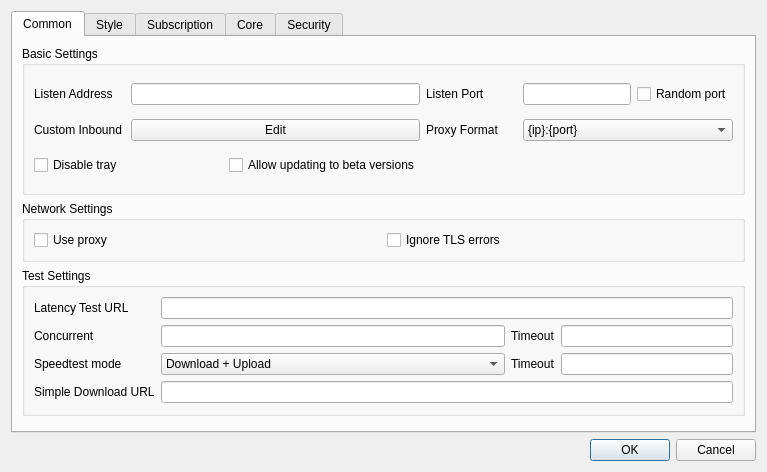
Qt form include/ui/setting/dialog_basic_settings.ui (qr243vbi/nekobox) before a commit.
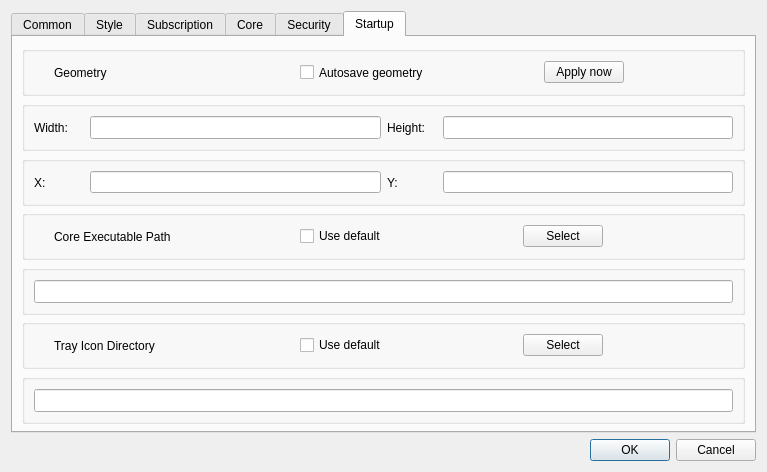
The same form after that commit. Custom widgets are drawn as their Qt base class.

Commit message: Add settings to adjust size and position on desktop, to choose icons directory and choose core, move QSettings to config directory

The edit to the form file:
```diff
--- a/include/ui/setting/dialog_basic_settings.ui
+++ b/include/ui/setting/dialog_basic_settings.ui
@@ -29,7 +29,7 @@
       </size>
      </property>
      <property name="currentIndex">
-      <number>0</number>
+      <number>5</number>
      </property>
      <widget class="QWidget" name="tab_1">
       <attribute name="title">
@@ -836,6 +836,603 @@
        </item>
       </layout>
      </widget>
+     <widget class="QWidget" name="tab_6">
+      <attribute name="title">
+       <string>Startup</string>
+      </attribute>
+      <layout class="QVBoxLayout" name="verticalLayout_6">
+       <item>
+        <widget class="QGroupBox" name="groupBox_8">
+         <property name="sizePolicy">
+          <sizepolicy hsizetype="Preferred" vsizetype="MinimumExpanding">
+           <horstretch>0</horstretch>
+           <verstretch>0</verstretch>
+          </sizepolicy>
+         </property>
+         <property name="minimumSize">
+          <size>
+           <width>0</width>
+           <height>50</height>
+          </size>
+         </property>
+         <property name="title">
+          <string/>
+         </property>
+         <property name="flat">
+          <bool>true</bool>
+         </property>
+         <layout class="QHBoxLayout" name="horizontalLayout_8">
+          <item>
+           <spacer name="horizontalSpacer_9">
+            <property name="orientation">
+             <enum>Qt::Orientation::Horizontal</enum>
+            </property>
+            <property name="sizeType">
+             <enum>QSizePolicy::Policy::Fixed</enum>
+            </property>
+            <property name="sizeHint" stdset="0">
+             <size>
+              <width>20</width>
+              <height>20</height>
+             </size>
+            </property>
+           </spacer>
+          </item>
+          <item>
+           <widget class="QLabel" name="label_24">
+            <property name="minimumSize">
+             <size>
+              <width>200</width>
+              <height>0</height>
+             </size>
+            </property>
+            <property name="text">
+             <string>Geometry</string>
+            </property>
+           </widget>
+          </item>
+          <item>
+           <spacer name="horizontalSpacer_10">
+            <property name="orientation">
+             <enum>Qt::Orientation::Horizontal</enum>
+            </property>
+            <property name="sizeType">
+             <enum>QSizePolicy::Policy::Fixed</enum>
+            </property>
+            <property name="sizeHint" stdset="0">
+             <size>
+              <width>40</width>
+              <height>20</height>
+             </size>
+            </property>
+           </spacer>
+          </item>
+          <item>
+           <widget class="QCheckBox" name="save_geometry">
+            <property name="sizePolicy">
+             <sizepolicy hsizetype="Minimum" vsizetype="MinimumExpanding">
+              <horstretch>0</horstretch>
+              <verstretch>0</verstretch>
+             </sizepolicy>
+            </property>
+            <property name="text">
+             <string>Autosave geometry</string>
+            </property>
+           </widget>
+          </item>
+          <item>
+           <spacer name="horizontalSpacer_12">
+            <property name="orientation">
+             <enum>Qt::Orientation::Horizontal</enum>
+            </property>
+            <property name="sizeHint" stdset="0">
+             <size>
+              <width>40</width>
+              <height>20</height>
+             </size>
+            </property>
+           </spacer>
+          </item>
+          <item>
+           <widget class="QPushButton" name="apply_now">
+            <property name="text">
+             <string>Apply now</string>
+            </property>
+           </widget>
+          </item>
+          <item>
+           <spacer name="horizontalSpacer_11">
+            <property name="orientation">
+             <enum>Qt::Orientation::Horizontal</enum>
+            </property>
+            <property name="sizeHint" stdset="0">
+             <size>
+              <width>40</width>
+              <height>20</height>
+             </size>
+            </property>
+           </spacer>
+          </item>
+         </layout>
+        </widget>
+       </item>
+       <item>
+        <widget class="QGroupBox" name="groupBox_4">
+         <property name="sizePolicy">
+          <sizepolicy hsizetype="Preferred" vsizetype="MinimumExpanding">
+           <horstretch>0</horstretch>
+           <verstretch>0</verstretch>
+          </sizepolicy>
+         </property>
+         <property name="minimumSize">
+          <size>
+           <width>0</width>
+           <height>50</height>
+          </size>
+         </property>
+         <property name="title">
+          <string/>
+         </property>
+         <property name="flat">
+          <bool>true</bool>
+         </property>
+         <layout class="QHBoxLayout" name="horizontalLayout_3">
+          <item>
+           <widget class="QLabel" name="label_23">
+            <property name="sizePolicy">
+             <sizepolicy hsizetype="Preferred" vsizetype="Preferred">
+              <horstretch>0</horstretch>
+              <verstretch>0</verstretch>
+             </sizepolicy>
+            </property>
+            <property name="minimumSize">
+             <size>
+              <width>50</width>
+              <height>0</height>
+             </size>
+            </property>
+            <property name="text">
+             <string>Width: </string>
+            </property>
+           </widget>
+          </item>
+          <item>
+           <widget class="QLineEdit" name="window_width">
+            <property name="sizePolicy">
+             <sizepolicy hsizetype="Expanding" vsizetype="Ignored">
+              <horstretch>0</horstretch>
+              <verstretch>0</verstretch>
+             </sizepolicy>
+            </property>
+            <property name="inputMethodHints">
+             <set>Qt::InputMethodHint::ImhDigitsOnly</set>
+            </property>
+            <property name="inputMask">
+             <string notr="true"/>
+            </property>
+            <property name="text">
+             <string notr="true"/>
+            </property>
+            <property name="placeholderText">
+             <string/>
+            </property>
+           </widget>
+          </item>
+          <item>
+           <widget class="QLabel" name="label_10">
+            <property name="minimumSize">
+             <size>
+              <width>50</width>
+              <height>0</height>
+             </size>
+            </property>
+            <property name="text">
+             <string>Height: </string>
+            </property>
+           </widget>
+          </item>
+          <item>
+           <widget class="QLineEdit" name="window_height">
+            <property name="sizePolicy">
+             <sizepolicy hsizetype="Expanding" vsizetype="Ignored">
+              <horstretch>0</horstretch>
+              <verstretch>0</verstretch>
+             </sizepolicy>
+            </property>
+            <property name="inputMethodHints">
+             <set>Qt::InputMethodHint::ImhDigitsOnly</set>
+            </property>
+            <property name="inputMask">
+             <string notr="true"/>
+            </property>
+            <property name="text">
+             <string notr="true"/>
+            </property>
+           </widget>
+          </item>
+         </layout>
+        </widget>
+       </item>
+       <item>
+        <widget class="QGroupBox" name="groupBox_11">
+         <property name="sizePolicy">
+          <sizepolicy hsizetype="Preferred" vsizetype="MinimumExpanding">
+           <horstretch>0</horstretch>
+           <verstretch>0</verstretch>
+          </sizepolicy>
+         </property>
+         <property name="minimumSize">
+          <size>
+           <width>0</width>
+           <height>50</height>
+          </size>
+         </property>
+         <property name="title">
+          <string/>
+         </property>
+         <property name="flat">
+          <bool>true</bool>
+         </property>
+         <layout class="QHBoxLayout" name="horizontalLayout_12">
+          <item>
+           <widget class="QLabel" name="label_27">
+            <property name="minimumSize">
+             <size>
+              <width>50</width>
+              <height>0</height>
+             </size>
+            </property>
+            <property name="text">
+             <string>X:</string>
+            </property>
+           </widget>
+          </item>
+          <item>
+           <widget class="QLineEdit" name="window_X"/>
+          </item>
+          <item>
+           <widget class="QLabel" name="label_28">
+            <property name="minimumSize">
+             <size>
+              <width>50</width>
+              <height>0</height>
+             </size>
+            </property>
+            <property name="text">
+             <string>Y:</string>
+            </property>
+           </widget>
+          </item>
+          <item>
+           <widget class="QLineEdit" name="window_Y"/>
+          </item>
+         </layout>
+        </widget>
+       </item>
+       <item>
+        <widget class="QGroupBox" name="groupBox_9">
+         <property name="sizePolicy">
+          <sizepolicy hsizetype="Preferred" vsizetype="MinimumExpanding">
+           <horstretch>0</horstretch>
+           <verstretch>0</verstretch>
+          </sizepolicy>
+         </property>
+         <property name="minimumSize">
+          <size>
+           <width>0</width>
+           <height>50</height>
+          </size>
+         </property>
+         <property name="title">
+          <string/>
+         </property>
+         <property name="flat">
+          <bool>true</bool>
+         </property>
+         <layout class="QHBoxLayout" name="horizontalLayout_9">
+          <item>
+           <spacer name="horizontalSpacer_4">
+            <property name="orientation">
+             <enum>Qt::Orientation::Horizontal</enum>
+            </property>
+            <property name="sizeType">
+             <enum>QSizePolicy::Policy::Fixed</enum>
+            </property>
+            <property name="sizeHint" stdset="0">
+             <size>
+              <width>20</width>
+              <height>20</height>
+             </size>
+            </property>
+           </spacer>
+          </item>
+          <item>
+           <widget class="QLabel" name="label_25">
+            <property name="sizePolicy">
+             <sizepolicy hsizetype="Preferred" vsizetype="Ignored">
+              <horstretch>0</horstretch>
+              <verstretch>0</verstretch>
+             </sizepolicy>
+            </property>
+            <property name="minimumSize">
+             <size>
+              <width>200</width>
+              <height>0</height>
+             </size>
+            </property>
+            <property name="text">
+             <string>Core Executable Path</string>
+            </property>
+           </widget>
+          </item>
+          <item>
+           <spacer name="horizontalSpacer_2">
+            <property name="orientation">
+             <enum>Qt::Orientation::Horizontal</enum>
+            </property>
+            <property name="sizeType">
+             <enum>QSizePolicy::Policy::Fixed</enum>
+            </property>
+            <property name="sizeHint" stdset="0">
+             <size>
+              <width>40</width>
+              <height>20</height>
+             </size>
+            </property>
+           </spacer>
+          </item>
+          <item>
+           <widget class="QCheckBox" name="default_core_path">
+            <property name="sizePolicy">
+             <sizepolicy hsizetype="Fixed" vsizetype="Fixed">
+              <horstretch>0</horstretch>
+              <verstretch>0</verstretch>
+             </sizepolicy>
+            </property>
+            <property name="text">
+             <string>Use default</string>
+            </property>
+           </widget>
+          </item>
+          <item>
+           <spacer name="horizontalSpacer">
+            <property name="orientation">
+             <enum>Qt::Orientation::Horizontal</enum>
+            </property>
+            <property name="sizeHint" stdset="0">
+             <size>
+              <width>40</width>
+              <height>20</height>
+             </size>
+            </property>
+           </spacer>
+          </item>
+          <item>
+           <widget class="QPushButton" name="select_core">
+            <property name="sizePolicy">
+             <sizepolicy hsizetype="Fixed" vsizetype="Fixed">
+              <horstretch>0</horstretch>
+              <verstretch>0</verstretch>
+             </sizepolicy>
+            </property>
+            <property name="text">
+             <string>Select</string>
+            </property>
+           </widget>
+          </item>
+          <item>
+           <spacer name="horizontalSpacer_3">
+            <property name="orientation">
+             <enum>Qt::Orientation::Horizontal</enum>
+            </property>
+            <property name="sizeHint" stdset="0">
+             <size>
+              <width>40</width>
+              <height>20</height>
+             </size>
+            </property>
+           </spacer>
+          </item>
+         </layout>
+        </widget>
+       </item>
+       <item>
+        <widget class="QGroupBox" name="groupBox_7">
+         <property name="sizePolicy">
+          <sizepolicy hsizetype="Preferred" vsizetype="MinimumExpanding">
+           <horstretch>0</horstretch>
+           <verstretch>0</verstretch>
+          </sizepolicy>
+         </property>
+         <property name="minimumSize">
+          <size>
+           <width>0</width>
+           <height>50</height>
+          </size>
+         </property>
+         <property name="title">
+          <string/>
+         </property>
+         <property name="flat">
+          <bool>true</bool>
+         </property>
+         <layout class="QHBoxLayout" name="horizontalLayout_7">
+          <item>
+           <widget class="QLineEdit" name="core_path">
+            <property name="sizePolicy">
+             <sizepolicy hsizetype="Expanding" vsizetype="Ignored">
+              <horstretch>0</horstretch>
+              <verstretch>0</verstretch>
+             </sizepolicy>
+            </property>
+           </widget>
+          </item>
+         </layout>
+        </widget>
+       </item>
+       <item>
+        <widget class="QGroupBox" name="groupBox_10">
+         <property name="sizePolicy">
+          <sizepolicy hsizetype="Preferred" vsizetype="MinimumExpanding">
+           <horstretch>0</horstretch>
+           <verstretch>0</verstretch>
+          </sizepolicy>
+         </property>
+         <property name="minimumSize">
+          <size>
+           <width>0</width>
+           <height>50</height>
+          </size>
+         </property>
+         <property name="title">
+          <string/>
+         </property>
+         <property name="flat">
+          <bool>true</bool>
+         </property>
+         <layout class="QHBoxLayout" name="horizontalLayout_10">
+          <item>
+           <spacer name="horizontalSpacer_8">
+            <property name="orientation">
+             <enum>Qt::Orientation::Horizontal</enum>
+            </property>
+            <property name="sizeType">
+             <enum>QSizePolicy::Policy::Fixed</enum>
+            </property>
+            <property name="sizeHint" stdset="0">
+             <size>
+              <width>20</width>
+              <height>20</height>
+             </size>
+            </property>
+           </spacer>
+          </item>
+          <item>
+           <widget class="QLabel" name="label_26">
+            <property name="sizePolicy">
+             <sizepolicy hsizetype="Preferred" vsizetype="MinimumExpanding">
+              <horstretch>0</horstretch>
+              <verstretch>0</verstretch>
+             </sizepolicy>
+            </property>
+            <property name="minimumSize">
+             <size>
+              <width>200</width>
+              <height>0</height>
+             </size>
+            </property>
+            <property name="text">
+             <string>Tray Icon Directory</string>
+            </property>
+           </widget>
+          </item>
+          <item>
+           <spacer name="horizontalSpacer_7">
+            <property name="orientation">
+             <enum>Qt::Orientation::Horizontal</enum>
+            </property>
+            <property name="sizeType">
+             <enum>QSizePolicy::Policy::Fixed</enum>
+            </property>
+            <property name="sizeHint" stdset="0">
+             <size>
+              <width>40</width>
+              <height>20</height>
+             </size>
+            </property>
+           </spacer>
+          </item>
+          <item>
+           <widget class="QCheckBox" name="default_icons_path">
+            <property name="sizePolicy">
+             <sizepolicy hsizetype="Fixed" vsizetype="Fixed">
+              <horstretch>0</horstretch>
+              <verstretch>0</verstretch>
+             </sizepolicy>
+            </property>
+            <property name="text">
+             <string>Use default</string>
+            </property>
+           </widget>
+          </item>
+          <item>
+           <spacer name="horizontalSpacer_6">
+            <property name="orientation">
+             <enum>Qt::Orientation::Horizontal</enum>
+            </property>
+            <property name="sizeHint" stdset="0">
+             <size>
+              <width>40</width>
+              <height>20</height>
+             </size>
+            </property>
+           </spacer>
+          </item>
+          <item>
+           <widget class="QPushButton" name="select_icons">
+            <property name="sizePolicy">
+             <sizepolicy hsizetype="Fixed" vsizetype="Fixed">
+              <horstretch>0</horstretch>
+              <verstretch>0</verstretch>
+             </sizepolicy>
+            </property>
+            <property name="text">
+             <string>Select</string>
+            </property>
+           </widget>
+          </item>
+          <item>
+           <spacer name="horizontalSpacer_5">
+            <property name="orientation">
+             <enum>Qt::Orientation::Horizontal</enum>
+            </property>
+            <property name="sizeHint" stdset="0">
+             <size>
+              <width>40</width>
+              <height>20</height>
+             </size>
+            </property>
+           </spacer>
+          </item>
+         </layout>
+        </widget>
+       </item>
+       <item>
+        <widget class="QGroupBox" name="groupBox_6">
+         <property name="sizePolicy">
+          <sizepolicy hsizetype="Preferred" vsizetype="MinimumExpanding">
+           <horstretch>0</horstretch>
+           <verstretch>0</verstretch>
+          </sizepolicy>
+         </property>
+         <property name="minimumSize">
+          <size>
+           <width>0</width>
+           <height>50</height>
+          </size>
+         </property>
+         <property name="title">
+          <string/>
+         </property>
+         <property name="flat">
+          <bool>true</bool>
+         </property>
+         <layout class="QHBoxLayout" name="horizontalLayout_6">
+          <item>
+           <widget class="QLineEdit" name="icons_path">
+            <property name="sizePolicy">
+             <sizepolicy hsizetype="Expanding" vsizetype="Ignored">
+              <horstretch>0</horstretch>
+              <verstretch>0</verstretch>
+             </sizepolicy>
+            </property>
+           </widget>
+          </item>
+         </layout>
+        </widget>
+       </item>
+      </layout>
+     </widget>
     </widget>
    </item>
    <item row="9" column="3">
```
The commit also changes 6 other files.
